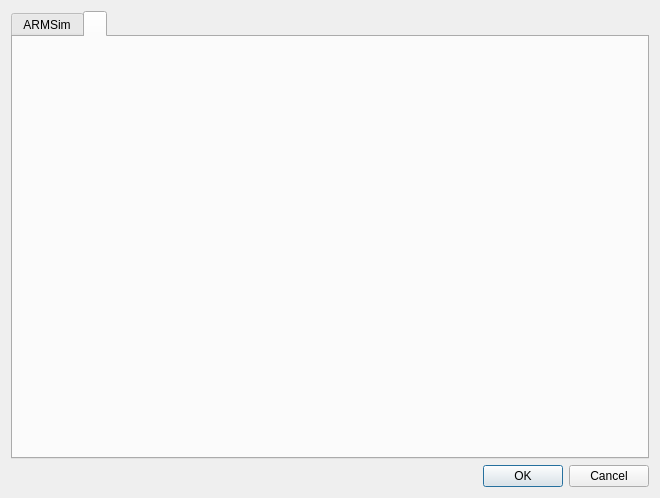
barrachi/qtarmsim, file src/qtarmsim/ui/preferences.ui: the form before one commit.
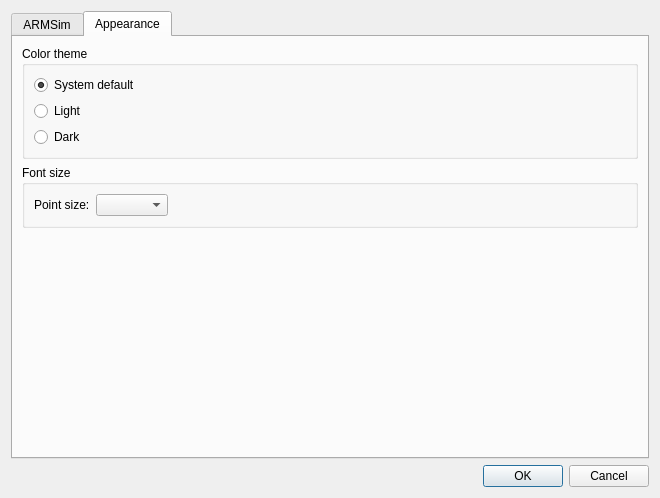
The form after the commit. The open tabs and pages were chosen to show the change.

Commit message: Add light/dark/system color theme and configurable font size

```diff
--- a/src/qtarmsim/ui/preferences.ui
+++ b/src/qtarmsim/ui/preferences.ui
@@ -222,8 +222,92 @@
      </widget>
      <widget class="QWidget" name="tab_2">
       <attribute name="title">
-       <string/>
+       <string>Appearance</string>
       </attribute>
+      <layout class="QVBoxLayout" name="verticalLayout_5">
+       <item>
+        <widget class="QGroupBox" name="groupBoxColorTheme">
+         <property name="title">
+          <string>Color theme</string>
+         </property>
+         <layout class="QVBoxLayout" name="verticalLayout_6">
+          <item>
+           <widget class="QRadioButton" name="radioButtonSystemTheme">
+            <property name="text">
+             <string>System default</string>
+            </property>
+            <property name="checked">
+             <bool>true</bool>
+            </property>
+           </widget>
+          </item>
+          <item>
+           <widget class="QRadioButton" name="radioButtonLightTheme">
+            <property name="text">
+             <string>Light</string>
+            </property>
+           </widget>
+          </item>
+          <item>
+           <widget class="QRadioButton" name="radioButtonDarkTheme">
+            <property name="text">
+             <string>Dark</string>
+            </property>
+           </widget>
+          </item>
+         </layout>
+        </widget>
+       </item>
+       <item>
+        <widget class="QGroupBox" name="groupBoxFontSize">
+         <property name="title">
+          <string>Font size</string>
+         </property>
+         <layout class="QHBoxLayout" name="horizontalLayout_font">
+          <item>
+           <widget class="QLabel" name="labelFontSize">
+            <property name="text">
+             <string>Point size:</string>
+            </property>
+           </widget>
+          </item>
+          <item>
+           <widget class="QComboBox" name="comboBoxFontSize">
+            <property name="toolTip">
+             <string>Font size for all application fonts. Auto uses the system default + 1 pt.</string>
+            </property>
+           </widget>
+          </item>
+          <item>
+           <spacer name="horizontalSpacer_font">
+            <property name="orientation">
+             <enum>Qt::Horizontal</enum>
+            </property>
+            <property name="sizeHint" stdset="0">
+             <size>
+              <width>40</width>
+              <height>20</height>
+             </size>
+            </property>
+           </spacer>
+          </item>
+         </layout>
+        </widget>
+       </item>
+       <item>
+        <spacer name="verticalSpacer_2">
+         <property name="orientation">
+          <enum>Qt::Vertical</enum>
+         </property>
+         <property name="sizeHint" stdset="0">
+          <size>
+           <width>20</width>
+           <height>43</height>
+          </size>
+         </property>
+        </spacer>
+       </item>
+      </layout>
      </widget>
     </widget>
    </item>
```
Left out of the diff: 6 changed lines with no effect on the pictures. The commit also changes 16 other files.
